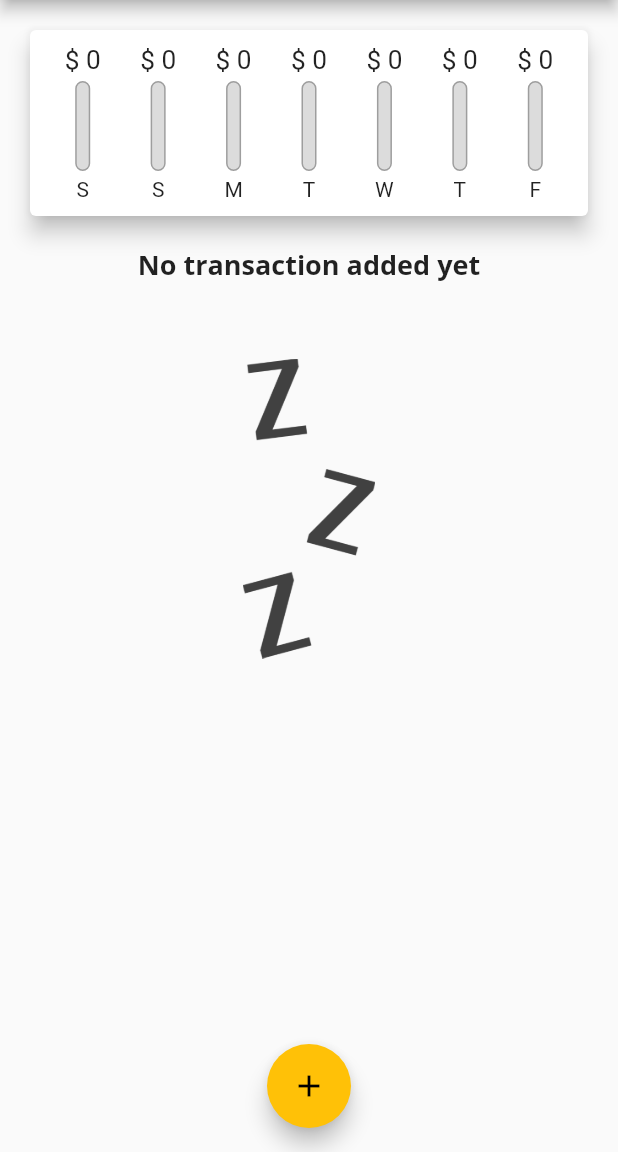
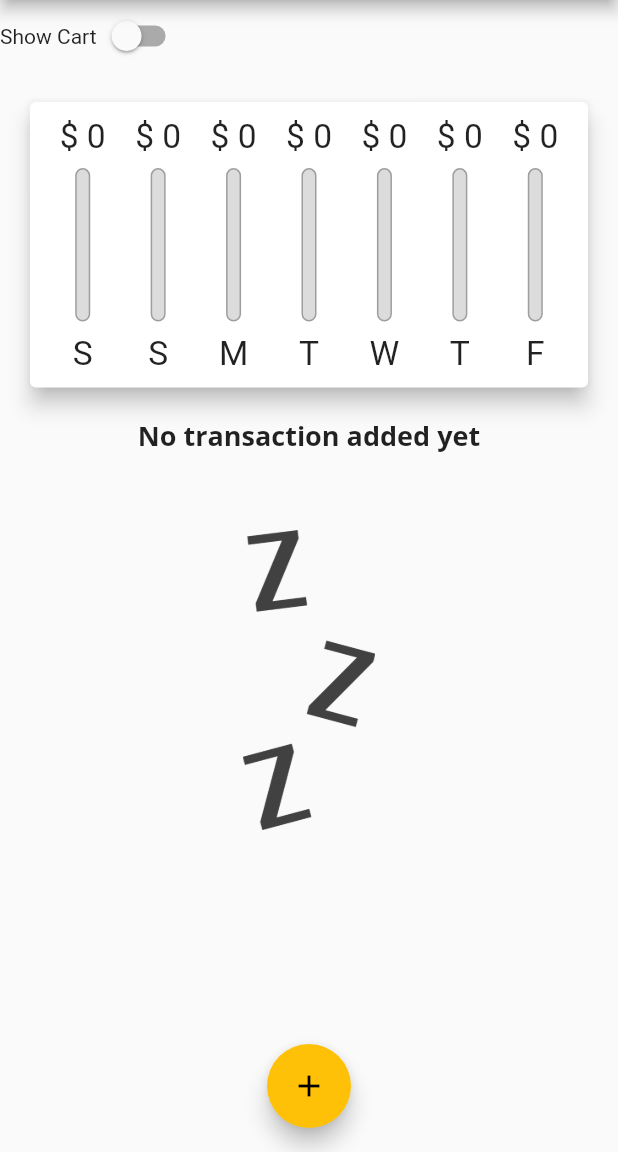
Before and after one commit to IvanSetiawan2001/Expenses_app, a Flutter app: the screen it shows after launch, on a phone screen of 412 x 824 dp, the part 84-1236 px from its top. Run offline on Flutter 3.47's test engine with Material 2 defaults, Android fonts, the phone set to English and light mode, and no system bars.

```diff
--- a/lib/Widgets/chart.dart
+++ b/lib/Widgets/chart.dart
@@ -41,7 +41,9 @@ class Chart extends StatelessWidget {
   @override
   Widget build(BuildContext context) {
     print(groupedTransactionValues);
-    return Card(
+    return Container(
+      height: MediaQuery.of(context).size.height * 0.4,
+      child: Card(
         elevation: 6,
         margin: EdgeInsets.all(20),
         child: Container(
@@ -64,6 +66,7 @@ class Chart extends StatelessWidget {
             }).toList(),
           ),
         ),
+      ),
     );
   }
 }
--- a/lib/Widgets/chart_bar.dart
+++ b/lib/Widgets/chart_bar.dart
@@ -9,17 +9,19 @@ class ChartBar extends StatelessWidget {
 
   @override
   Widget build(BuildContext context) {
+    return LayoutBuilder(
+      builder: (ctx, constraint) {
         return Column(
           children: [
             Container(
-            height: 20,
+                height: constraint.maxHeight * 0.15,
                 child: FittedBox(
                     child: Text('\$ ${spendingAmount!.toStringAsFixed(0)}'))),
             SizedBox(
-          height: 4,
+              height: constraint.maxHeight * 0.05,
             ),
             Container(
-          height: 60,
+              height: constraint.maxHeight * 0.6,
               width: 10,
               child: Stack(
                 alignment: Alignment.bottomCenter,
@@ -45,10 +47,17 @@ class ChartBar extends StatelessWidget {
               ),
             ),
             SizedBox(
-          height: 4,
+              height: constraint.maxHeight * 0.05,
             ),
-        Text(label!),
+            Container(
+              height: constraint.maxHeight * 0.15,
+              child: FittedBox(
+                child: Text(label!),
+              ),
+            ),
           ],
+        );
+      },
     );
   }
 }
--- a/lib/Widgets/transaction_list.dart
+++ b/lib/Widgets/transaction_list.dart
@@ -12,7 +12,7 @@ class TransactionList extends StatelessWidget {
   @override
   Widget build(BuildContext context) {
     return Container(
-      height: 300,
+      height: MediaQuery.of(context).size.height * 0.6,
       child: _userTransaction.isEmpty
           ? Column(
               children: [
--- a/lib/main.dart
+++ b/lib/main.dart
@@ -1,4 +1,5 @@
 import 'package:flutter/material.dart';
+import 'package:flutter/services.dart';
 import 'package:flutter_complete_guide/Widgets/chart.dart';
 import 'package:flutter_complete_guide/Widgets/transaction_list.dart';
 import '../Widgets/new_transaction.dart';
@@ -6,6 +7,12 @@ import '../Widgets/transaction_list.dart';
 import 'Models/transaction.dart';
 
 void main() {
+  // WidgetsFlutterBinding.ensureInitialized();
+  // SystemChrome.setPreferredOrientations([
+  //   DeviceOrientation.portraitDown,
+  //   DeviceOrientation.portraitUp,
+  // ]); (Force the app to only use potrait mode so the app cannot change orientation)
+
   runApp(MyApp());
 }
 
@@ -69,6 +76,8 @@ class _MyHomePageState extends State<MyHomePage> {
     // ),
   ];
 
+  bool _showChart = false;
+
   List<Transaction> get _recentTransaction {
     return _userTransaction
         .where(
@@ -112,8 +121,7 @@ class _MyHomePageState extends State<MyHomePage> {
 
   @override
   Widget build(BuildContext context) {
-    return Scaffold(
-      appBar: AppBar(
+    final appBar = AppBar(
       title: Text('Personal Expenses'),
       actions: [
         IconButton(
@@ -121,14 +129,39 @@ class _MyHomePageState extends State<MyHomePage> {
           icon: Icon(Icons.add),
         )
       ],
-      ),
+    );
+    return Scaffold(
+      appBar: appBar,
       body: SingleChildScrollView(
         child: Column(
           mainAxisAlignment: MainAxisAlignment.start,
           crossAxisAlignment: CrossAxisAlignment.stretch,
           children: [
-            Chart(_recentTransaction),
-            TransactionList(_userTransaction, _deleteTransaction)
+            Row(
+              children: [
+                Text('Show Cart'),
+                Switch(
+                  value: _showChart,
+                  onChanged: (val) {
+                    setState(() {
+                      _showChart = val;
+                    });
+                  },
+                ),
+              ],
+            ),
+            Container(
+                height: (MediaQuery.of(context).size.height -
+                        appBar.preferredSize.height -
+                        MediaQuery.of(context).padding.top) *
+                    0.3,
+                child: Chart(_recentTransaction)),
+            Container(
+                height: (MediaQuery.of(context).size.height -
+                        appBar.preferredSize.height -
+                        MediaQuery.of(context).padding.top) *
+                    0.7,
+                child: TransactionList(_userTransaction, _deleteTransaction))
           ],
         ),
       ),
```
Lines whose indentation alone changed are shown as unchanged.
